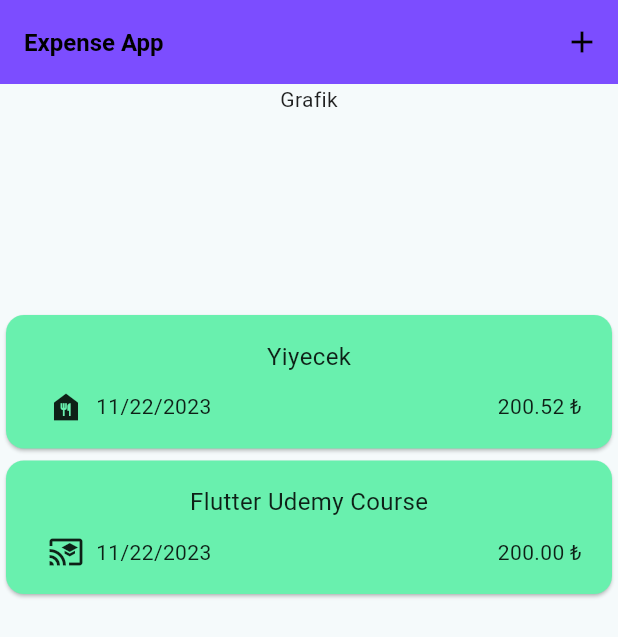
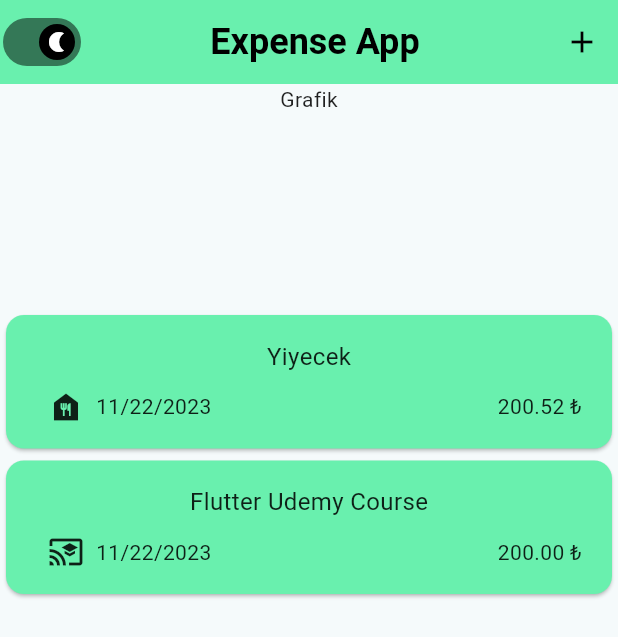
Before and after one commit to cebrailkeskindag/expenseapp, a Flutter app: the screen it shows after launch, on a phone screen of 412 x 824 dp. Shown: the top 637 px of the screen. Run offline on Flutter 3.47's test engine with Material 2 defaults, Android fonts, the phone set to English and light mode, and no system bars.

```diff
--- a/lib/pages/main_page.dart
+++ b/lib/pages/main_page.dart
@@ -36,12 +36,39 @@ class _MainPageState extends State<MainPage> {
     });
   }
 
+  bool light = true;
+
+  final MaterialStateProperty<Icon?> thumbIcon =
+      MaterialStateProperty.resolveWith<Icon?>(
+    (Set<MaterialState> states) {
+      if (states.contains(MaterialState.selected)) {
+        return const Icon(
+          Icons.nightlight,
+          color: Colors.white,
+        );
+      }
+      return const Icon(Icons.sunny);
+    },
+  );
+
   @override
   Widget build(BuildContext context) {
     return Scaffold(
       appBar: AppBar(
-        backgroundColor: Colors.deepPurpleAccent,
-        title: const Text("Expense App"),
+        title: Center(
+            child: const Text(
+          "Expense App",
+          style: TextStyle(fontSize: 24),
+        )),
+        leading: Switch(
+            thumbIcon: thumbIcon,
+            value: light,
+            activeColor: Colors.black,
+            onChanged: (bool value) {
+              setState(() {
+                light = value;
+              });
+            }),
         actions: [
           IconButton(
               onPressed: () {
--- a/lib/widgets/expense_item.dart
+++ b/lib/widgets/expense_item.dart
@@ -16,7 +16,7 @@ class ExpenseItem extends StatelessWidget {
               padding: const EdgeInsets.only(bottom: 10),
               child: Text(
                 expense.name,
-                style: TextStyle(fontSize: 16),
+                style:const TextStyle(fontSize: 16),
               ),
             ),
             Row(
--- a/lib/widgets/new_expense.dart
+++ b/lib/widgets/new_expense.dart
@@ -161,7 +161,7 @@ class _NewExpenseState extends State<NewExpense> {
                   onPressed: () {
                     Navigator.pop(context);
                   },
-                  child: const Text("Vazgeç")),
+                  child: const Text("Vazgeç", style: TextStyle(color: Colors.red),)),
               const SizedBox(
                 width: 30,
               ),
--- a/pubspec.yaml
+++ b/pubspec.yaml
@@ -36,6 +36,7 @@ dependencies:
   cupertino_icons: ^1.0.2
   uuid: ^4.2.1
   intl: ^0.18.1
+  provider: ^6.1.1
 
 
 dev_dependencies:
```
Also changed, not shown: lib/pages/expense_list.dart (+40 -4 lines), pubspec.lock.
